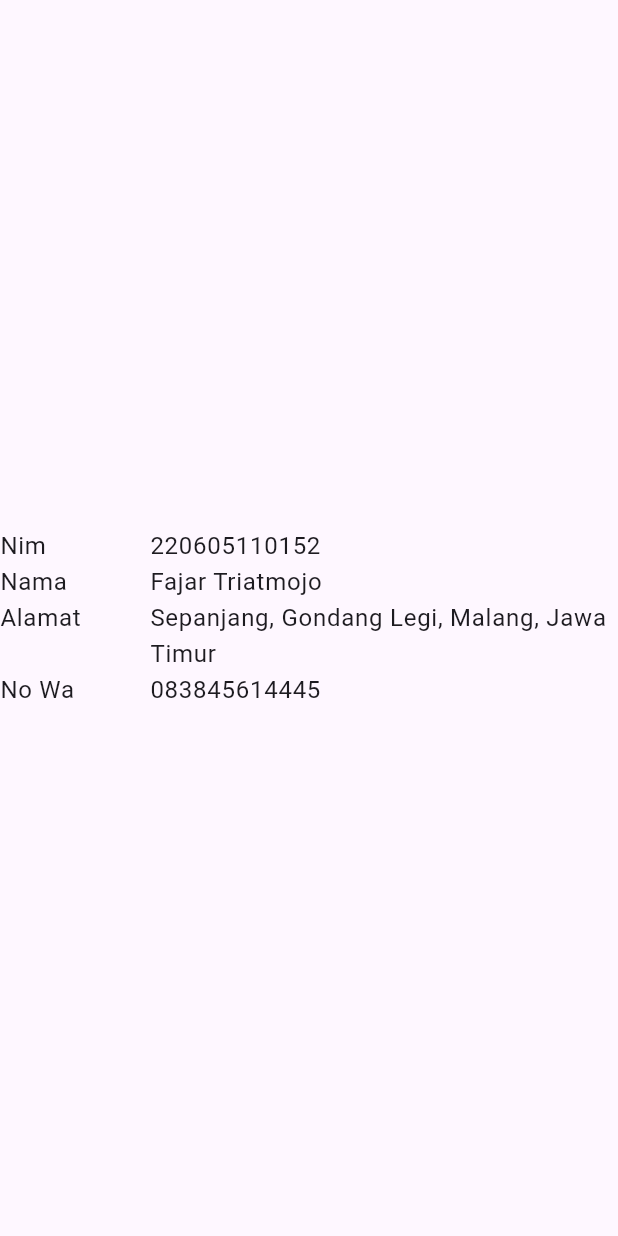
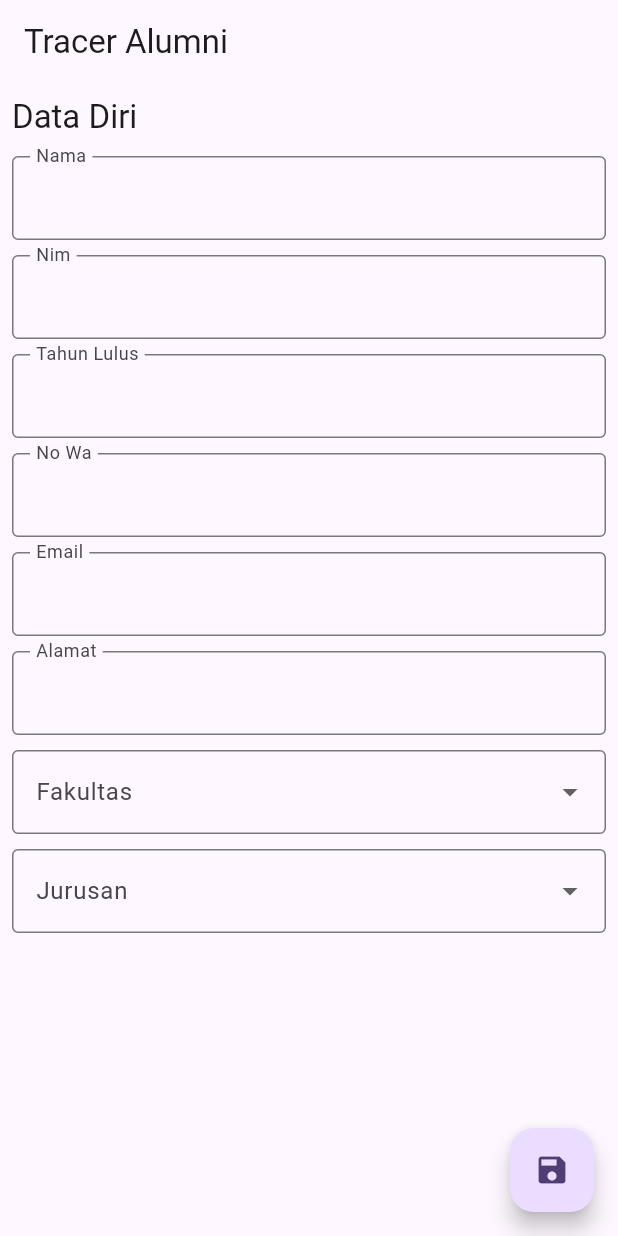
Before and after one commit to Efrosine/mobile_teori, a Flutter app: the screen it shows after launch, on a phone screen of 412 x 824 dp. Run offline on Flutter 3.47's test engine with Material 3 defaults, Android fonts, the phone set to English and light mode, and no system bars; our stand-ins replace gap.

Commit message:
feature: tugas hari 2

```diff
--- /dev/null
+++ b/lib/form.dart
@@ -0,0 +1,115 @@
+import 'package:flutter/material.dart';
+import 'package:gap/gap.dart';
+
+List<String> listFakultas = [
+  'Saintek',
+  'Ekonomi',
+  'Syariah',
+  'Psikologi',
+];
+
+List<String> listJurusan = [
+  'Teknik Informatika',
+  'Teknik Arsitek',
+  'Matematika',
+  'Fisika',
+  'Biologi',
+];
+
+class DisplayForm extends StatefulWidget {
+  const DisplayForm({super.key});
+
+  @override
+  State<DisplayForm> createState() => _DisplayFormState();
+}
+
+class _DisplayFormState extends State<DisplayForm> {
+  final GlobalKey<FormState> _globalKey = GlobalKey<FormState>();
+  @override
+  Widget build(BuildContext context) {
+    return Scaffold(
+      appBar: AppBar(
+        title: Text('Tracer Alumni'),
+      ),
+      floatingActionButton: FloatingActionButton(
+        onPressed: () {},
+        child: Icon(Icons.save),
+      ),
+      body: Form(
+        key: _globalKey,
+        child: SingleChildScrollView(
+          padding: EdgeInsets.all(8),
+          child: Column(
+            crossAxisAlignment: CrossAxisAlignment.start,
+            children: [
+              Text(
+                'Data Diri',
+                style: Theme.of(context).textTheme.titleLarge,
+              ),
+              Gap(12),
+              CTextFromField(label: 'Nama'),
+              Gap(10),
+              CTextFromField(label: 'Nim'),
+              Gap(10),
+              CTextFromField(label: 'Tahun Lulus'),
+              Gap(10),
+              CTextFromField(label: 'No Wa'),
+              Gap(10),
+              CTextFromField(label: 'Email'),
+              Gap(10),
+              CTextFromField(label: 'Alamat'),
+              Gap(10),
+              CDropdownFormField(label: 'Fakultas', opsions: listFakultas),
+              Gap(10),
+              CDropdownFormField(label: 'Jurusan', opsions: listJurusan),
+            ],
+          ),
+        ),
+      ),
+    );
+  }
+}
+
+class CDropdownFormField extends StatelessWidget {
+  final String label;
+  final List<String> opsions;
+  const CDropdownFormField({
+    super.key,
+    required this.label,
+    required this.opsions,
+  });
+
+  @override
+  Widget build(BuildContext context) {
+    return DropdownButtonFormField(
+        decoration: InputDecoration(
+          border: OutlineInputBorder(),
+          labelText: label,
+        ),
+        items: List.generate(opsions.length, (index) {
+          return DropdownMenuItem(
+            value: index,
+            child: Text(opsions[index]),
+          );
+        }),
+        onChanged: (value) {});
+  }
+}
+
+class CTextFromField extends StatelessWidget {
+  final String label;
+  const CTextFromField({
+    super.key,
+    required this.label,
+  });
+
+  @override
+  Widget build(BuildContext context) {
+    return TextFormField(
+      decoration: InputDecoration(
+          border: OutlineInputBorder(),
+          labelText: label,
+          floatingLabelBehavior: FloatingLabelBehavior.always),
+    );
+  }
+}
--- a/lib/main.dart
+++ b/lib/main.dart
@@ -1,6 +1,7 @@
 import 'package:flutter/material.dart';
 import 'package:gap/gap.dart';
 import 'package:myapp/data_diri.dart';
+import 'package:myapp/form.dart';
 
 void main() {
   runApp(const MyApp());
@@ -18,7 +19,7 @@ class MyApp extends StatelessWidget {
         colorScheme: ColorScheme.fromSeed(seedColor: Colors.deepPurple),
         useMaterial3: true,
       ),
-      home: DataDiri(),
+      home: DisplayForm(),
     );
   }
 }
```
